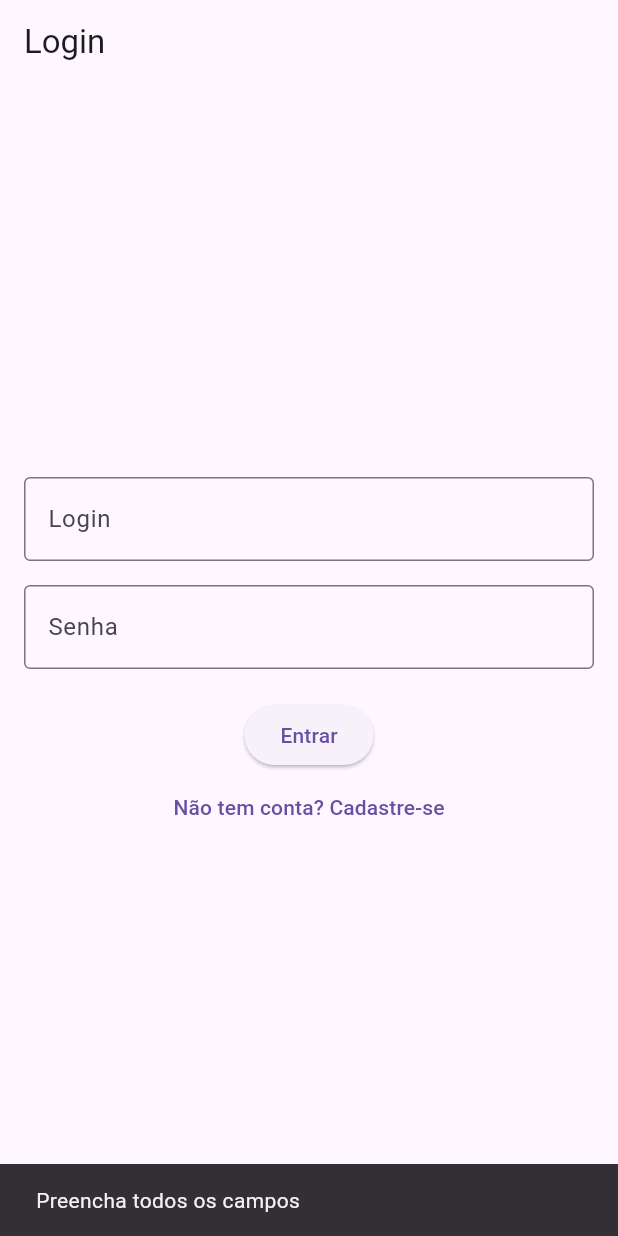
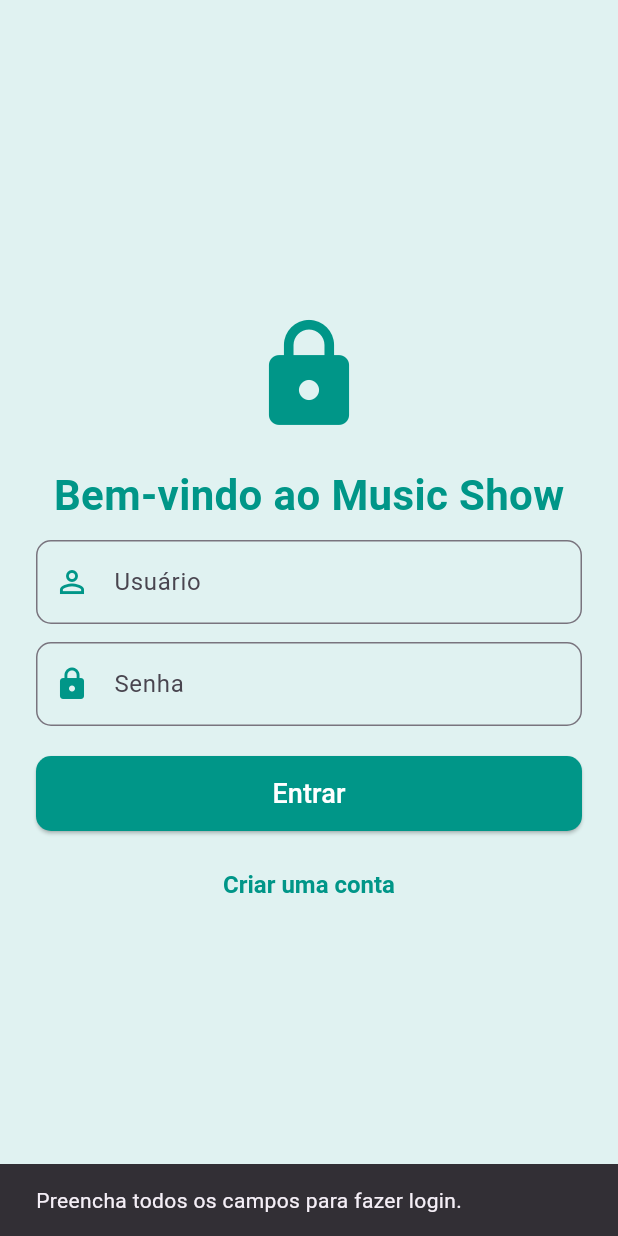
Before and after one commit to nathampa/web1-musicshow-front, a Flutter app: the screen it shows after launch, after a tap on "Entrar", on a phone screen of 412 x 824 dp. Run offline on Flutter 3.47's test engine with Material 3 defaults, Android fonts, the phone set to English and light mode, and no system bars; our stand-ins replace shared_preferences; network calls fail.

Commit message:
Ajustes no design, e listar bandas do usuario

```diff
--- a/lib/screens/auth_screen.dart
+++ b/lib/screens/auth_screen.dart
@@ -1,5 +1,7 @@
 import 'package:flutter/material.dart';
 import '../services/api_service.dart';
+import 'auth_screen.dart';
+import 'home_screen.dart';
 
 class AuthScreen extends StatefulWidget {
   const AuthScreen({super.key});
@@ -9,116 +11,134 @@ class AuthScreen extends StatefulWidget {
 }
 
 class _AuthScreenState extends State<AuthScreen> {
+  final ApiService apiService = ApiService();
+  final TextEditingController nomeController = TextEditingController();
+  final TextEditingController loginController = TextEditingController();
+  final TextEditingController senhaController = TextEditingController();
+  bool isLoading = false;
   bool isLogin = true;
-  final TextEditingController nameController = TextEditingController();
-  final TextEditingController userController = TextEditingController();
-  final TextEditingController passwordController = TextEditingController();
 
-  final ApiService apiService = ApiService();
-
-  void toggleAuthMode() {
-    setState(() {
-      isLogin = !isLogin;
-    });
+  void _toggleAuthMode() {
+    setState(() => isLogin = !isLogin);
   }
 
-  void submitForm() async {
-    String username = userController.text;
-    String password = passwordController.text;
-
-    if (isLogin) {
-      if (username.isEmpty || password.isEmpty) {
+  void _authenticate() async {
+    if (!isLogin) {
+      if (nomeController.text.isEmpty || loginController.text.isEmpty || senhaController.text.isEmpty) {
         ScaffoldMessenger.of(context).showSnackBar(
-          const SnackBar(content: Text('Preencha todos os campos')),
+          const SnackBar(content: Text("Preencha todos os campos para se cadastrar.")),
         );
         return;
       }
-      bool result = await apiService.login(username, password);
-      if (result) {
+    } else {
+      if (loginController.text.isEmpty || senhaController.text.isEmpty) {
         ScaffoldMessenger.of(context).showSnackBar(
-          const SnackBar(content: Text('Login realizado!')),
+          const SnackBar(content: Text("Preencha todos os campos para fazer login.")),
+        );
+        return;
+      }
+    }
+
+    setState(() => isLoading = true);
+    bool success;
+
+    if (isLogin) {
+      success = await apiService.login(loginController.text, senhaController.text);
+    } else {
+      success = await apiService.register(nomeController.text, loginController.text, senhaController.text);
+    }
+
+    setState(() => isLoading = false);
+
+    if (success) {
+      if (isLogin) {
+        Navigator.pushReplacement(
+            context,
+            MaterialPageRoute(builder: (context) => const HomeScreen()),
         );
       } else {
         ScaffoldMessenger.of(context).showSnackBar(
-          const SnackBar(content: Text('Falha no login')),
+          const SnackBar(content: Text("Cadastro realizado com sucesso!")),
         );
+        _toggleAuthMode(); // Voltar para login após cadastrar
       }
     } else {
-      String name = nameController.text;
-      if (name.isEmpty || username.isEmpty || password.isEmpty) {
       ScaffoldMessenger.of(context).showSnackBar(
-          const SnackBar(content: Text('Preencha todos os campos')),
+        SnackBar(content: Text(isLogin ? "Login falhou. Verifique suas credenciais." : "Erro ao cadastrar. Tente novamente.")),
       );
-        return;
-      }
-      bool result = await apiService.register(name, username, password);
-      if (result) {
-        ScaffoldMessenger.of(context).showSnackBar(
-          const SnackBar(content: Text('Cadastro realizado!')),
-        );
-        setState(() {
-          isLogin = true;
-        });
-      } else {
-        ScaffoldMessenger.of(context).showSnackBar(
-          const SnackBar(content: Text('Falha no cadastro')),
-        );
-      }
     }
   }
 
   @override
   Widget build(BuildContext context) {
     return Scaffold(
-      appBar: AppBar(
-        title: Text(isLogin ? 'Login' : 'Cadastro'),
+      backgroundColor: Colors.teal[50],
+      body: Center(
+        child: Padding(
+          padding: const EdgeInsets.all(24.0),
+          child: Column(
+            mainAxisSize: MainAxisSize.min,
+            children: [
+              Icon(isLogin ? Icons.lock : Icons.person_add, size: 80, color: Colors.teal),
+              const SizedBox(height: 20),
+              Text(
+                isLogin ? "Bem-vindo ao Music Show" : "Criar Conta",
+                style: const TextStyle(fontSize: 28, fontWeight: FontWeight.bold, color: Colors.teal),
               ),
-      body: Padding(
-        padding: const EdgeInsets.all(16.0),
-        child: Center(
-          child: SingleChildScrollView(
-            child: Column(
-              mainAxisAlignment: MainAxisAlignment.center,
-              children: [
-                if (!isLogin) ...[
+              const SizedBox(height: 10),
+              if (!isLogin)
                 TextField(
-                    controller: nameController,
-                    decoration: const InputDecoration(
-                      labelText: 'Nome',
-                      border: OutlineInputBorder(),
+                  controller: nomeController,
+                  decoration: InputDecoration(
+                    labelText: "Nome",
+                    border: OutlineInputBorder(borderRadius: BorderRadius.circular(10)),
+                    prefixIcon: const Icon(Icons.person, color: Colors.teal),
                   ),
                 ),
-                  const SizedBox(height: 16),
-                ],
+              if (!isLogin) const SizedBox(height: 12),
               TextField(
-                  controller: userController,
-                  decoration: const InputDecoration(
-                    labelText: 'Login',
-                    border: OutlineInputBorder(),
+                controller: loginController,
+                decoration: InputDecoration(
+                  labelText: "Usuário",
+                  border: OutlineInputBorder(borderRadius: BorderRadius.circular(10)),
+                  prefixIcon: const Icon(Icons.person_outline, color: Colors.teal),
                 ),
               ),
-                const SizedBox(height: 16),
+              const SizedBox(height: 12),
               TextField(
-                  controller: passwordController,
-                  decoration: const InputDecoration(
-                    labelText: 'Senha',
-                    border: OutlineInputBorder(),
+                controller: senhaController,
+                obscureText: true,
+                decoration: InputDecoration(
+                  labelText: "Senha",
+                  border: OutlineInputBorder(borderRadius: BorderRadius.circular(10)),
+                  prefixIcon: const Icon(Icons.lock, color: Colors.teal),
                 ),
-                  obscureText: true,
               ),
               const SizedBox(height: 20),
-                ElevatedButton(
-                  onPressed: submitForm,
-                  child: Text(isLogin ? 'Entrar' : 'Cadastrar'),
+              SizedBox(
+                width: double.infinity,
+                height: 50,
+                child: ElevatedButton(
+                  onPressed: isLoading ? null : _authenticate,
+                  style: ElevatedButton.styleFrom(
+                    backgroundColor: Colors.teal,
+                    shape: RoundedRectangleBorder(borderRadius: BorderRadius.circular(10)),
                   ),
+                  child: isLoading
+                      ? const CircularProgressIndicator(color: Colors.white)
+                      : Text(isLogin ? "Entrar" : "Cadastrar", style: const TextStyle(fontSize: 18, color: Colors.white)),
+                ),
+              ),
+              const SizedBox(height: 12),
               TextButton(
-                  onPressed: toggleAuthMode,
-                  child: Text(isLogin
-                      ? 'Não tem conta? Cadastre-se'
-                      : 'Já tem conta? Faça login'),
+                onPressed: _toggleAuthMode,
+                style: TextButton.styleFrom(
+                  foregroundColor: Colors.teal, // Cor moderna e consistente
+                  textStyle: const TextStyle(fontSize: 16, fontWeight: FontWeight.bold),
+                ),
+                child: Text(isLogin ? "Criar uma conta" : "Já tem uma conta? Faça login"),
               ),
             ],
-            ),
           ),
         ),
       ),
--- a/pubspec.yaml
+++ b/pubspec.yaml
@@ -31,6 +31,7 @@ dependencies:
   flutter:
     sdk: flutter
   http: ^1.3.0
+  shared_preferences: ^2.0.17
 
   # The following adds the Cupertino Icons font to your application.
   # Use with the CupertinoIcons class for iOS style icons.
```
Also changed, not shown: lib/screens/bands_screen.dart (added, +110 -0 lines), lib/screens/home_screen.dart (added, +100 -0 lines), lib/services/api_service.dart (+48 -7 lines), pubspec.lock, 1 other file. Lines whose indentation alone changed are shown as unchanged.
